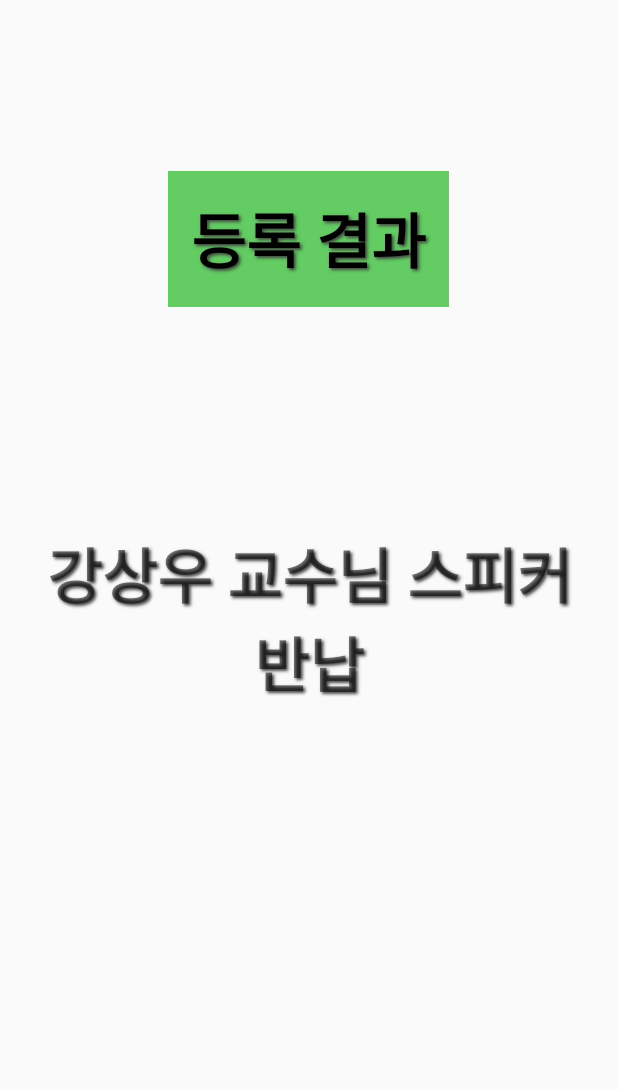
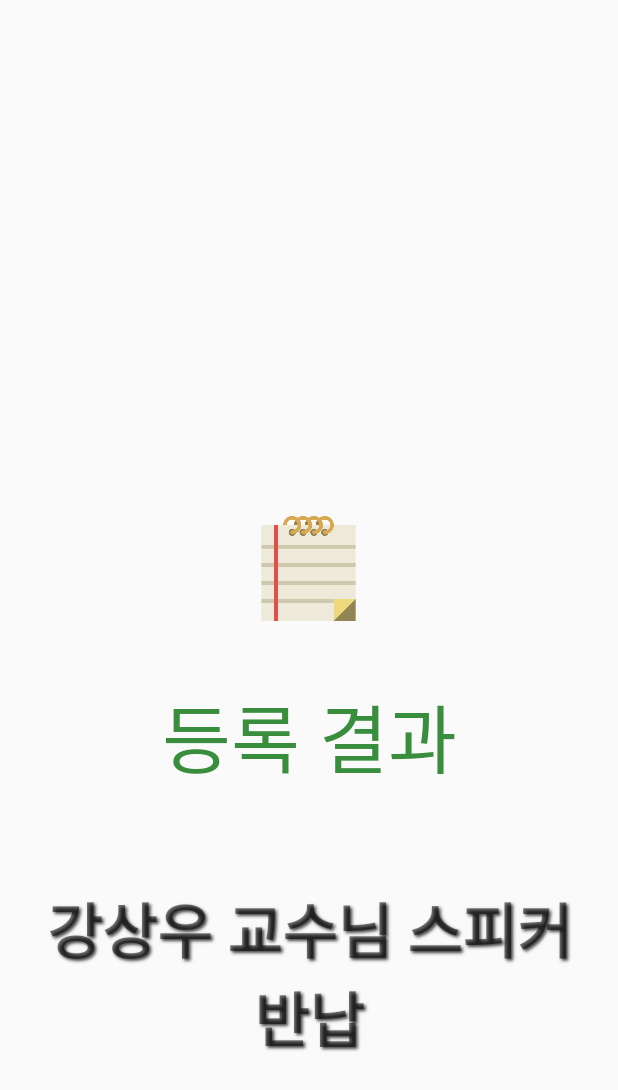
Before and after one commit to yohan5050/Testing, an Android app: the layout activity_rec_no_time.xml on its own in the app's theme, with its tools: preview values and no code run, on a phone screen of 412 x 824 dp. Shown: the top 1090 px of the screen. Run offline under Robolectric (Android 15) with nearby library versions, the phone set to English and light mode, and no system bars; Roboto replaces fonts that are not available here.

Commit message:
remove check button and change progressBar
1. remove check button on rec no time and rec time
2. Change progressBar style and color

```diff
--- a/app/src/main/java/com/google/cloud/android/reminderapp/PlayActivity.java
+++ b/app/src/main/java/com/google/cloud/android/reminderapp/PlayActivity.java
@@ -7,6 +7,8 @@ import android.content.Context;
 import android.content.DialogInterface;
 import android.content.Intent;
 import android.content.SharedPreferences;
+import android.graphics.Color;
+import android.graphics.PorterDuff;
 import android.os.Handler;
 import android.os.Message;
 import android.support.constraint.ConstraintLayout;
@@ -72,6 +74,7 @@ public class PlayActivity extends AppCompatActivity {
         atImage = (ImageView) findViewById(R.id.alarm_image);
 
         progress = (ProgressBar) findViewById(R.id.progress);
+        progress.getProgressDrawable().setColorFilter(Color.argb(100,128,158,182), PorterDuff.Mode.SRC_IN);
 
         backwardsBtn = (ImageButton) findViewById(R.id.backwards_btn);
         forwardBtn = (ImageButton) findViewById(R.id.forward_btn);
--- a/app/src/main/res/layout/activity_play.xml
+++ b/app/src/main/res/layout/activity_play.xml
@@ -144,7 +144,7 @@
             android:paddingLeft="30dp"
             android:paddingTop="15dp"
             android:paddingBottom="15dp"
-            style="@android:style/Widget.ProgressBar.Horizontal"
+            style="@android:style/Widget.Material.Light.ProgressBar.Horizontal"
             android:layout_centerHorizontal="true"
             android:layout_below="@+id/imageView"
             android:layout_above="@+id/button"/>
--- a/app/src/main/res/layout/activity_rec_no_time.xml
+++ b/app/src/main/res/layout/activity_rec_no_time.xml
@@ -6,36 +6,39 @@
     android:orientation="vertical"
     tools:context=".Main2Activity">
 
-    <!--<ImageView-->
-        <!--android:id="@+id/notimeImage"-->
-        <!--android:layout_width="90dp"-->
-        <!--android:layout_height="90dp"-->
-        <!--android:layout_alignParentTop="true"-->
-        <!--android:layout_centerHorizontal="true"-->
-        <!--android:layout_marginTop="114dp"-->
-        <!--android:scaleType="fitXY"-->
-        <!--android:src="@drawable/memo" />-->
+    <LinearLayout
+        android:orientation="vertical"
+        android:layout_width="match_parent"
+        android:layout_height="500dp"
+        android:layout_alignParentBottom="true"
+        android:layout_alignParentStart="true">
+
+    <ImageView
+        android:id="@+id/notimeImage"
+        android:layout_width="70dp"
+        android:layout_height="70dp"
+        android:layout_margin="20dp"
+        android:scaleType="fitXY"
+        android:src="@drawable/memo"
+        android:layout_gravity="center"
+        android:layout_centerHorizontal="true" />
+
     <TextView
-        android:id="@+id/resultText"
-        android:layout_width="wrap_content"
-        android:layout_height="wrap_content"
-        android:layout_marginTop="114dp"
-        android:padding="15dp"
-        android:layout_centerHorizontal="true"
+        android:id="@+id/textView4"
+        android:layout_width="match_parent"
+        android:layout_height="70dp"
+        android:layout_alignParentStart="true"
+        android:layout_alignParentTop="true"
+        android:layout_marginTop="20dp"
+        android:gravity="center"
         android:text="등록 결과"
-        android:textSize="40dp"
-        android:shadowColor="#FF464646"
-        android:shadowDx="2"
-        android:shadowDy="2"
-        android:shadowRadius="2.0"
-        android:textStyle="bold"
-        android:textColor="#000000"
-        android:background="#63CC63"/>
+        android:textColor="#388E3C"
+        android:textSize="50dp" />
 
     <TextView
         android:id="@+id/text"
         android:layout_width="match_parent"
-        android:layout_height="300dp"
+        android:layout_height="250dp"
         android:layout_centerHorizontal="true"
         android:layout_centerVertical="true"
         android:gravity="center"
@@ -47,18 +50,5 @@
         android:text="강상우 교수님 스피커 반납"
         android:textSize="40dp"
         android:textStyle="bold" />
-
-    <ImageButton
-        android:id="@+id/button"
-        android:layout_width="93dp"
-        android:layout_height="93dp"
-        android:layout_alignParentBottom="true"
-        android:layout_centerHorizontal="true"
-        android:layout_marginBottom="99dp"
-        android:background="#00000000"
-        android:gravity="center"
-        android:scaleType="fitXY"
-        android:src="@drawable/rec_success_btn"
-        android:visibility="gone"/>
-
+    </LinearLayout>
 </RelativeLayout>
```
Also changed, not shown: app/src/main/java/com/google/cloud/android/reminderapp/RecNoTimeActivity.java (+7 -7 lines), app/src/main/java/com/google/cloud/android/reminderapp/RecTimeActivity.java (+7 -7 lines), app/src/main/res/layout/activity_rec_fail.xml (+9 -27 lines), app/src/main/res/layout/activity_rec_time.xml (+37 -54 lines).
